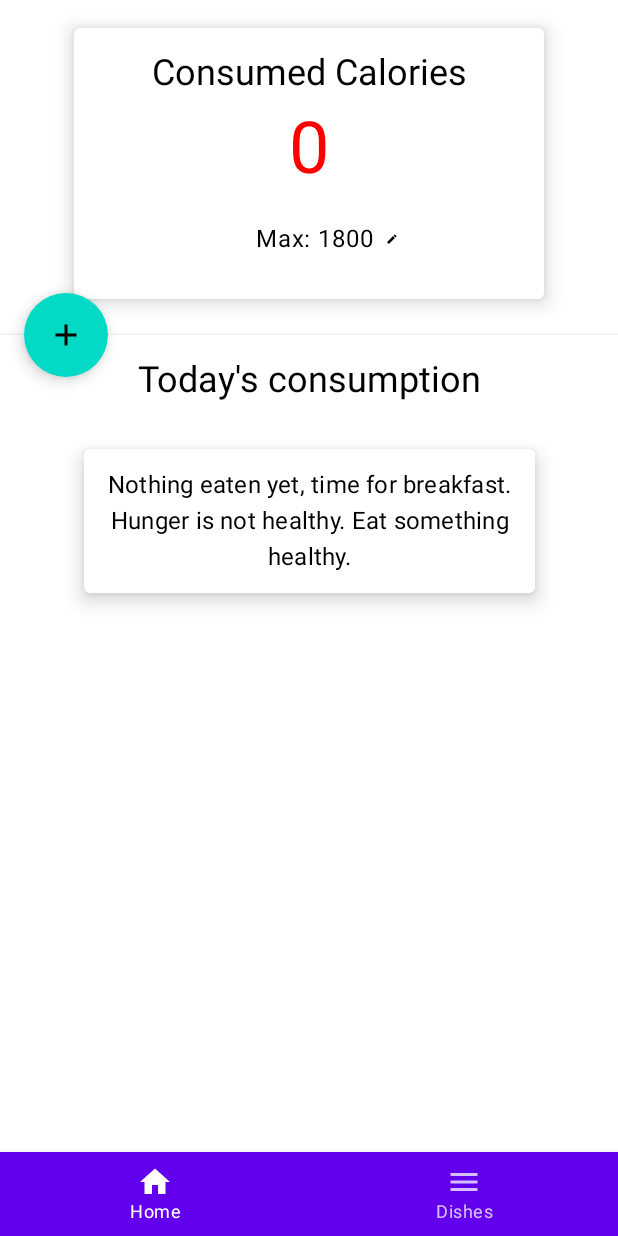
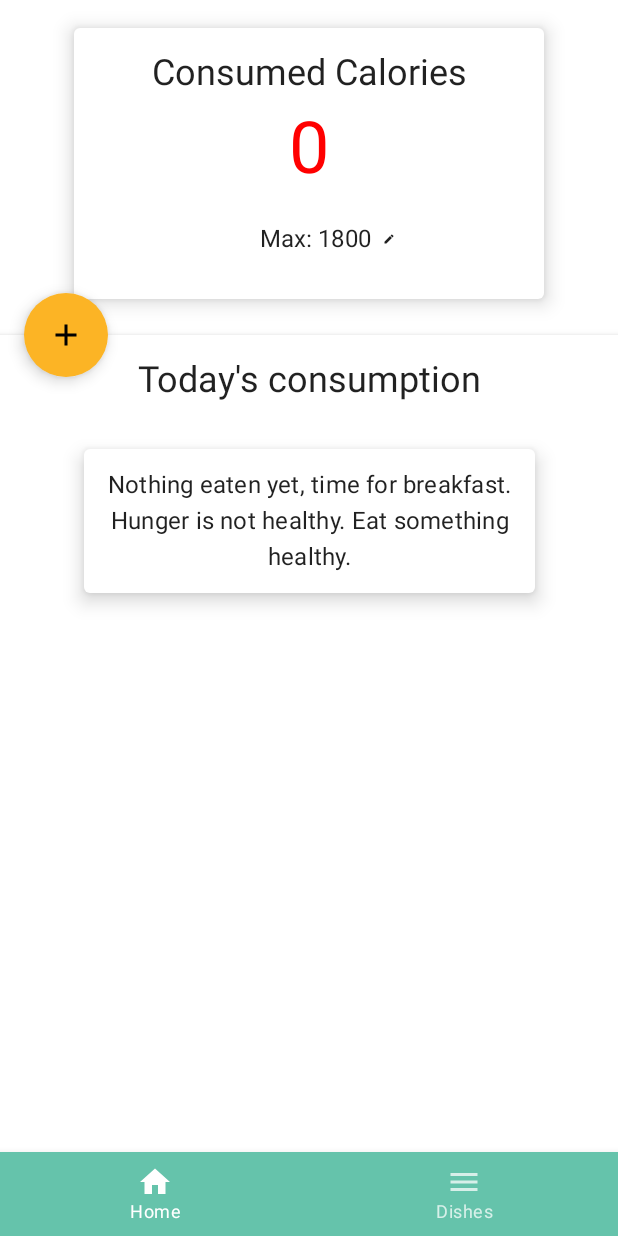
Before and after one commit to ekahlenberger/CaloriesOfADay, an Android app built with Jetpack Compose: the screen it shows after launch (MainActivity), on a phone screen of 412 x 824 dp. Run offline under Robolectric (Android 15) with nearby library versions, the phone set to English and light mode, and no system bars; our stand-ins replace Room's generated code, livedata-compose.

Commit message:
new color theme (dark colors are strange ...)

```diff
--- a/app/src/main/java/net/kahlenberger/eberhard/coad/MainActivity.kt
+++ b/app/src/main/java/net/kahlenberger/eberhard/coad/MainActivity.kt
@@ -9,6 +9,7 @@ import kotlinx.coroutines.Dispatchers
 import kotlinx.coroutines.Job
 import kotlinx.coroutines.delay
 import kotlinx.coroutines.launch
+import net.kahlenberger.eberhard.coad.ui.theme.CaloriesOfADayTheme
 import net.kahlenberger.eberhard.coad.uidata.DishesViewModel
 import net.kahlenberger.eberhard.coad.uidata.MainViewModel
 import java.time.Duration
@@ -30,7 +31,9 @@ class MainActivity : ComponentActivity() {
     override fun onCreate(savedInstanceState: Bundle?) {
         super.onCreate(savedInstanceState)
         setContent {
-            Navigation(mainViewModel, dishesViewModel)
+            CaloriesOfADayTheme {
+                Navigation(mainViewModel, dishesViewModel)
+            }
         }
     }
     override fun onResume() {
--- a/app/src/main/java/net/kahlenberger/eberhard/coad/ui/theme/Color.kt
+++ b/app/src/main/java/net/kahlenberger/eberhard/coad/ui/theme/Color.kt
@@ -2,7 +2,7 @@ package net.kahlenberger.eberhard.coad.ui.theme
 
 import androidx.compose.ui.graphics.Color
 
-val Purple200 = Color(0xFFBB86FC)
-val Purple500 = Color(0xFF6200EE)
-val Purple700 = Color(0xFF3700B3)
-val Teal200 = Color(0xFF03DAC5)
+val Primary200 = Color(0xFF88d6c3)
+val Primary500 = Color(0xFF65c3ab)
+val Primary700 = Color(0xFF419882)
+val Highlight = Color(0xFFFCB425)
--- a/app/src/main/java/net/kahlenberger/eberhard/coad/ui/theme/Theme.kt
+++ b/app/src/main/java/net/kahlenberger/eberhard/coad/ui/theme/Theme.kt
@@ -7,15 +7,15 @@ import androidx.compose.material.lightColors
 import androidx.compose.runtime.Composable
 
 private val DarkColorPalette = darkColors(
-    primary = Purple200,
-    primaryVariant = Purple700,
-    secondary = Teal200
+    primary = Primary200,
+    primaryVariant = Primary700,
+    secondary = Highlight
 )
 
 private val LightColorPalette = lightColors(
-    primary = Purple500,
-    primaryVariant = Purple700,
-    secondary = Teal200
+    primary = Primary500,
+    primaryVariant = Primary700,
+    secondary = Highlight
 
     /* Other default colors to override
     background = Color.White,
--- a/app/src/main/res/values/colors.xml
+++ b/app/src/main/res/values/colors.xml
@@ -1,5 +1,6 @@
 <?xml version="1.0" encoding="utf-8"?>
 <resources>
+    <!--
     <color name="purple_200">#FFBB86FC</color>
     <color name="purple_500">#FF6200EE</color>
     <color name="purple_700">#FF3700B3</color>
@@ -7,4 +8,7 @@
     <color name="teal_700">#FF018786</color>
     <color name="black">#FF000000</color>
     <color name="white">#FFFFFFFF</color>
+    -->
+    <color name="primary_700">#FF419882</color>
+
 </resources>
--- a/app/src/main/res/values/themes.xml
+++ b/app/src/main/res/values/themes.xml
@@ -2,6 +2,6 @@
 <resources>
 
     <style name="Theme.CaloriesOfADay" parent="android:Theme.Material.Light.NoActionBar">
-        <item name="android:statusBarColor">@color/purple_700</item>
+        <item name="android:statusBarColor">@color/primary_700</item>
     </style>
 </resources>
```
